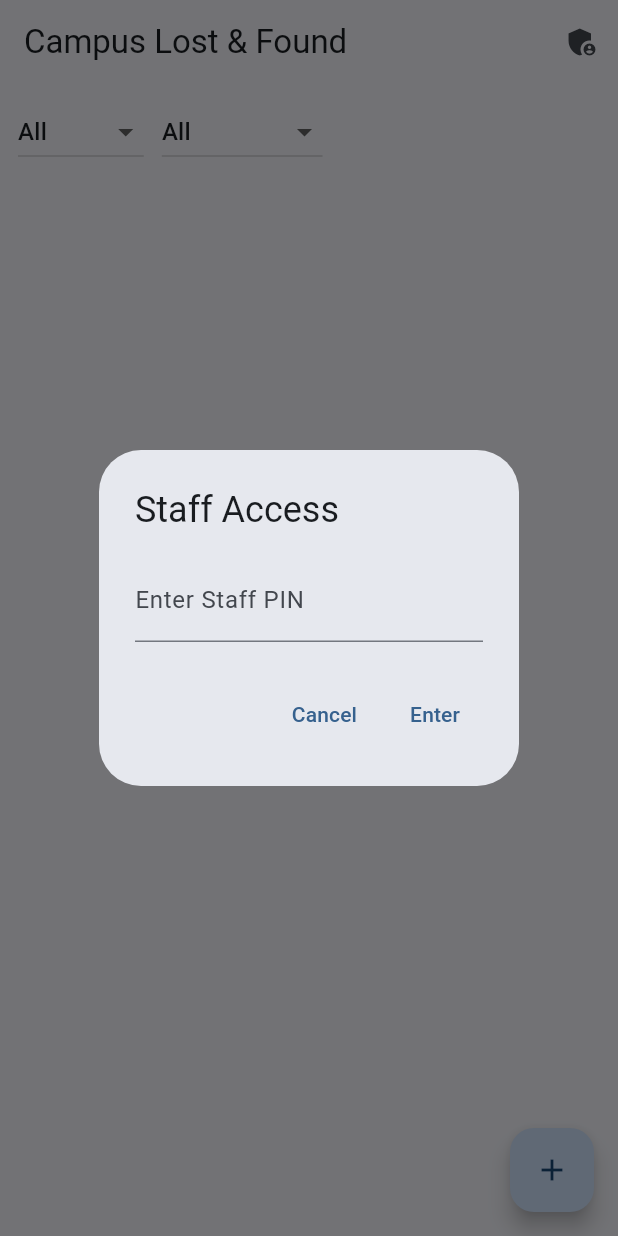
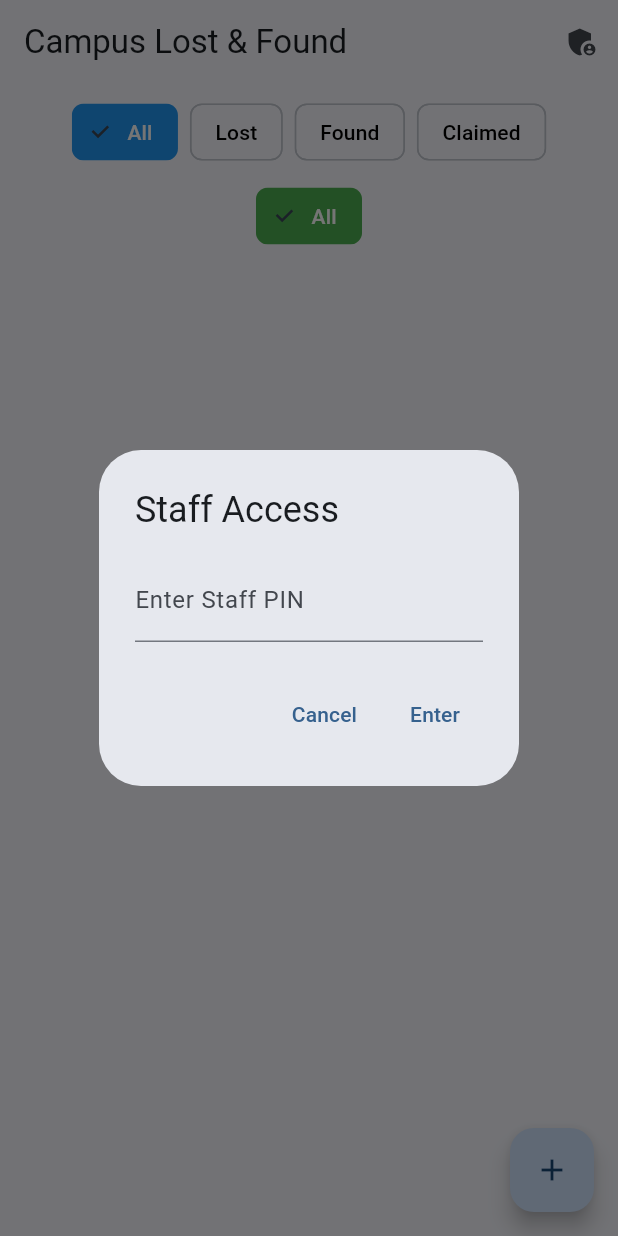
Before and after one commit to hotdogwithcheese/campus-lost-found, a Flutter app: the FeedScreen screen opened directly, after a tap on the "admin panel settings" icon, on a phone screen of 412 x 824 dp. Run offline on Flutter 3.47's test engine with Material 3 defaults, Android fonts, the phone set to English and light mode, and no system bars; our stand-ins replace image_picker, supabase_flutter; accounts and stored records are empty.

Commit message:
Add status and category filters; show item description

```diff
--- a/lib/screens/feed_screen.dart
+++ b/lib/screens/feed_screen.dart
@@ -23,7 +23,7 @@ class _FeedScreenState extends State<FeedScreen> {
   // Filters
   String selectedStatus = 'All';
   String selectedCategory = 'All';
-  List<String> categories = ['All', 'Electronics', 'Clothes', 'Documents']; // example categories
+  List<String> categories = ['All'];
 
   @override
   void initState() {
@@ -37,8 +37,16 @@ class _FeedScreenState extends State<FeedScreen> {
         .from(SupabaseConfig.itemsTableName)
         .select()
         .order('created_at', ascending: false);
+
+    // Extract unique categories dynamically
+    final allCategories = <String>{};
+    for (var item in response) {
+      if (item['category'] != null) allCategories.add(item['category']);
+    }
+
     setState(() {
       items = response;
+      categories = ['All', ...allCategories.toList()];
       isLoading = false;
     });
   }
@@ -91,28 +99,51 @@ class _FeedScreenState extends State<FeedScreen> {
   }
 
   Widget _buildFilters() {
+    final statusOptions = ['All', 'Lost', 'Found', 'Claimed'];
+
     return Padding(
       padding: const EdgeInsets.symmetric(horizontal: 12, vertical: 8),
-      child: Row(
+      child: Column(
         children: [
-          DropdownButton<String>(
-            value: selectedStatus,
-            items: ['All', 'Lost', 'Found', 'Claimed']
-                .map((status) => DropdownMenuItem(value: status, child: Text(status)))
-                .toList(),
-            onChanged: (value) => setState(() => selectedStatus = value!),
+          Wrap(
+            alignment: WrapAlignment.center,
+            spacing: 8,
+            children: statusOptions.map((status) {
+              final selected = selectedStatus == status;
+              return ChoiceChip(
+                label: Text(status),
+                selected: selected,
+                onSelected: (_) => setState(() => selectedStatus = status),
+                selectedColor: Colors.blue,
+                labelStyle: TextStyle(color: selected ? Colors.white : Colors.black),
+              );
+            }).toList(),
           ),
-          const SizedBox(width: 12),
-          DropdownButton<String>(
-            value: selectedCategory,
-            items: categories
-                .map((cat) => DropdownMenuItem(value: cat, child: Text(cat)))
-                .toList(),
-            onChanged: (value) => setState(() => selectedCategory = value!),
+          const SizedBox(height: 8),
+          Wrap(
+            alignment: WrapAlignment.center,
+            spacing: 8,
+            children: categories.map((cat) {
+              final selected = selectedCategory == cat;
+              return ChoiceChip(
+                label: Text(cat),
+                selected: selected,
+                onSelected: (_) => setState(() => selectedCategory = cat),
+                selectedColor: Colors.green,
+                labelStyle: TextStyle(color: selected ? Colors.white : Colors.black),
+              );
+            }).toList(),
           ),
         ],
       ),
     );
+  }
+
+  int _calculateCrossAxisCount(double width) {
+    if (width > 1200) return 5;
+    if (width > 800) return 4;
+    if (width > 600) return 3;
+    return 2;
   }
 
   @override
@@ -122,8 +153,7 @@ class _FeedScreenState extends State<FeedScreen> {
           (selectedStatus == 'Claimed'
               ? item['is_claimed'] == true
               : item['status'].toString().toLowerCase() == selectedStatus.toLowerCase());
-      final categoryMatch =
-          selectedCategory == 'All' || item['category'] == selectedCategory;
+      final categoryMatch = selectedCategory == 'All' || item['category'] == selectedCategory;
       return statusMatch && categoryMatch;
     }).toList();
 
@@ -142,10 +172,16 @@ class _FeedScreenState extends State<FeedScreen> {
           Expanded(
             child: filteredItems.isEmpty
                 ? const Center(child: Text("No items found"))
-                : GridView.builder(
+                : LayoutBuilder(
+              builder: (context, constraints) {
+                final crossAxisCount = _calculateCrossAxisCount(constraints.maxWidth);
+                return GridView.builder(
                   padding: const EdgeInsets.all(12),
-              gridDelegate: const SliverGridDelegateWithFixedCrossAxisCount(
-                  crossAxisCount: 3, crossAxisSpacing: 8, mainAxisSpacing: 8, childAspectRatio: 0.7),
+                  gridDelegate: SliverGridDelegateWithFixedCrossAxisCount(
+                      crossAxisCount: crossAxisCount,
+                      crossAxisSpacing: 8,
+                      mainAxisSpacing: 8,
+                      childAspectRatio: 0.7),
                   itemCount: filteredItems.length,
                   itemBuilder: (context, index) {
                     final item = filteredItems[index];
@@ -158,7 +194,8 @@ class _FeedScreenState extends State<FeedScreen> {
                             child: Column(
                               crossAxisAlignment: CrossAxisAlignment.start,
                               children: [
-                            if (item['image_url'] != null) Image.network(item['image_url']),
+                                if (item['image_url'] != null)
+                                  Image.network(item['image_url']),
                                 const SizedBox(height: 8),
                                 Text('Category: ${item['category']}'),
                                 Text('Status: ${item['status'] == 'lost' ? 'Lost' : 'Found'}'),
@@ -247,6 +284,8 @@ class _FeedScreenState extends State<FeedScreen> {
                       ),
                     );
                   },
+                );
+              },
             ),
           ),
         ],
```
Lines whose indentation alone changed are shown as unchanged.
